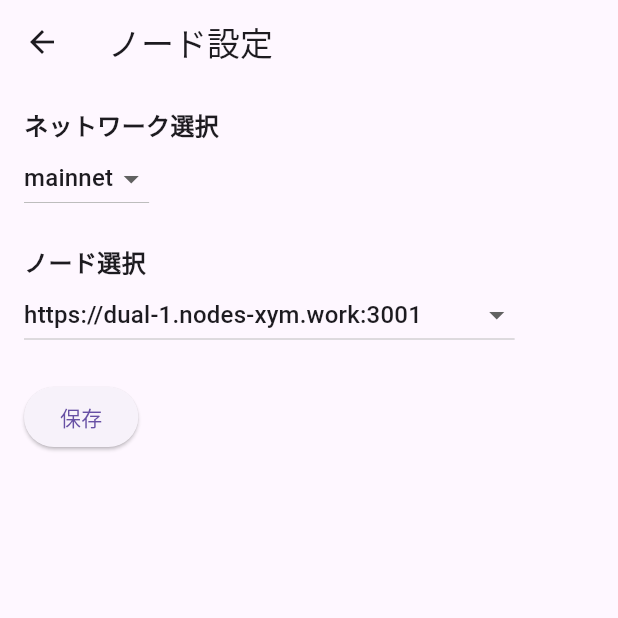
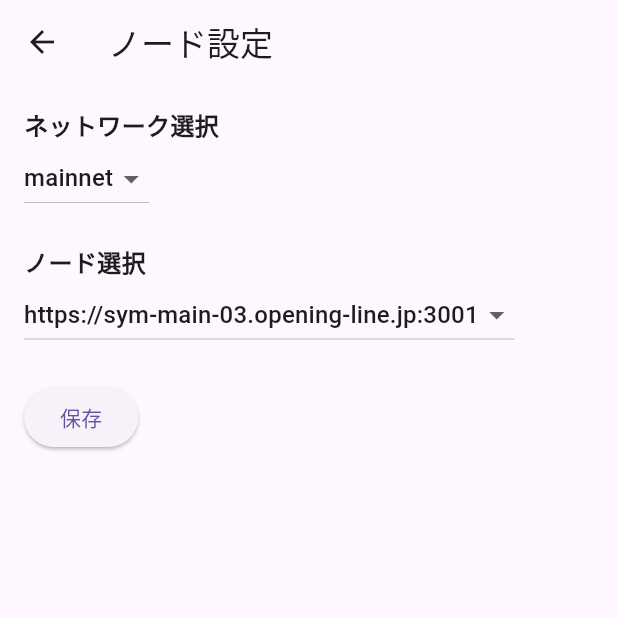
Before and after one commit to ishidad2/tomamoni, a Flutter app: the screen it shows after launch, in the side drawer, after a tap on "ノード設定", on a phone screen of 412 x 824 dp, the top half of it. Run offline on Flutter 3.47's test engine with Material 3 defaults, Android fonts, the phone set to English and light mode, and no system bars; our stand-ins replace flutter_riverpod, google_mobile_ads, shared_preferences, syncfusion_flutter_gauges; missing offline and left inert: symbol_rest_client; network calls fail.

Commit message:
初期ノード変更

```diff
--- a/lib/config/config.dart
+++ b/lib/config/config.dart
@@ -23,9 +23,6 @@ class AppConfig {
 
   static final Map<String, List<NodeConfig>> nodeConfigs = {
     'mainnet': [
-      NodeConfig(
-          host: 'https://dual-1.nodes-xym.work:3001',
-          websocket: 'wss://dual-1.nodes-xym.work:3001/ws'),
       NodeConfig(
           host: 'https://sym-main-03.opening-line.jp:3001',
           websocket: 'wss://sym-main-03.opening-line.jp:3001/ws'),
--- a/lib/main.dart
+++ b/lib/main.dart
@@ -16,9 +16,9 @@ void main() async {
   // ノード設定の読み込み
   final prefs = SharedPreferencesInstance.instance;
   final selectedNodeHost = prefs.getString('selectedNodeHost') ??
-      'https://dual-1.nodes-xym.work:3001';
+      'https://sym-main-03.opening-line.jp:3001';
   final selectedNodeWebsocket = prefs.getString('selectedNodeWebsocket') ??
-      'wss://dual-1.nodes-xym.work:3001/ws';
+      'wss://sym-main-03.opening-line.jp:3001/ws';
 
   runApp(
     ProviderScope(
```
